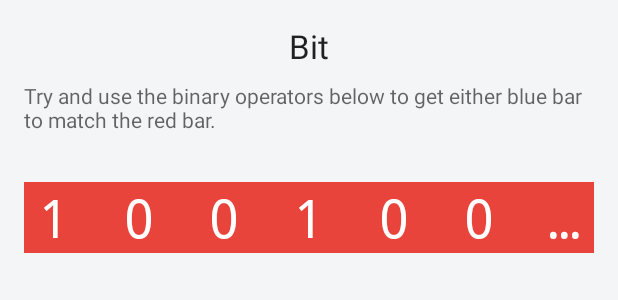
After one commit to jonathandeiven/Bit, an Android app: the layout activity_main.xml on its own in the app's theme, with its tools: preview values and no code run, on a phone screen of 412 x 824 dp. The commit adds this screen. Shown: the top 300 px of the screen. Run offline under Robolectric (Android 15) with nearby library versions, the phone set to English and light mode, and no system bars.

Commit message:
Got binary string generation working

```diff
--- a/app/build.gradle
+++ b/app/build.gradle
@@ -6,7 +6,7 @@ android {
 
     defaultConfig {
         applicationId "com.jonathandeiven.bit"
-        minSdkVersion 21
+        minSdkVersion 19
         targetSdkVersion 23
         versionCode 1
         versionName "1.0"
--- /dev/null
+++ b/app/src/main/res/layout/activity_main.xml
@@ -0,0 +1,48 @@
+<?xml version="1.0" encoding="utf-8"?>
+<RelativeLayout xmlns:android="http://schemas.android.com/apk/res/android"
+    xmlns:tools="http://schemas.android.com/tools"
+    android:layout_width="match_parent"
+    android:layout_height="match_parent"
+    android:paddingBottom="@dimen/activity_vertical_margin"
+    android:paddingLeft="@dimen/activity_horizontal_margin"
+    android:paddingRight="@dimen/activity_horizontal_margin"
+    android:paddingTop="@dimen/activity_vertical_margin"
+    tools:context="com.jonathandeiven.bit.MainActivity">
+
+    <TextView
+        android:layout_width="wrap_content"
+        android:layout_height="wrap_content"
+        android:id="@+id/definedBinary"
+        android:singleLine="true"
+        android:textColor="#fff"
+        android:textSize="35dp"
+        android:background="#e8443c"
+        android:text="1001001010"
+        android:gravity="center_vertical|center_horizontal"
+        android:fontFamily="monospace"
+        android:letterSpacing="1"
+        android:layout_marginTop="32dp"
+        android:layout_below="@+id/instructions"
+        android:layout_centerHorizontal="true" />
+
+    <TextView
+        android:layout_width="wrap_content"
+        android:layout_height="wrap_content"
+        android:textAppearance="?android:attr/textAppearanceMedium"
+        android:text="Try and use the binary operators below to get either blue bar to match the red bar."
+        android:id="@+id/instructions"
+        android:layout_marginTop="38dp"
+        android:textSize="14dp"
+        android:layout_alignParentTop="true"
+        android:layout_centerHorizontal="true" />
+
+    <TextView
+        android:layout_width="wrap_content"
+        android:layout_height="wrap_content"
+        android:textAppearance="?android:attr/textAppearanceLarge"
+        android:text="Bit"
+        android:id="@+id/textView"
+        android:layout_alignParentTop="true"
+        android:layout_centerHorizontal="true" />
+
+</RelativeLayout>
--- a/app/src/main/res/values/colors.xml
+++ b/app/src/main/res/values/colors.xml
@@ -1,6 +1,7 @@
 <?xml version="1.0" encoding="utf-8"?>
 <resources>
     <color name="colorPrimary">#3F51B5</color>
-    <color name="colorPrimaryDark">#303F9F</color>
+    <color name="colorPrimaryDark">#231f20</color>
     <color name="colorAccent">#FF4081</color>
+    <color name="background_material_light">#f3f5f7</color>
 </resources>
--- a/app/src/main/res/values/strings.xml
+++ b/app/src/main/res/values/strings.xml
@@ -1,3 +1,3 @@
 <resources>
-    <string name="app_name">My Application</string>
+    <string name="app_name">Bit</string>
 </resources>
--- a/app/src/main/res/values/styles.xml
+++ b/app/src/main/res/values/styles.xml
@@ -1,11 +1,13 @@
 <resources>
 
     <!-- Base application theme. -->
-    <style name="AppTheme" parent="Theme.AppCompat.Light.DarkActionBar">
+    <style name="AppTheme" parent="Theme.AppCompat.Light.NoActionBar">
         <!-- Customize your theme here. -->
         <item name="colorPrimary">@color/colorPrimary</item>
         <item name="colorPrimaryDark">@color/colorPrimaryDark</item>
         <item name="colorAccent">@color/colorAccent</item>
+        <item name="android:statusBarColor">@android:color/black</item>
+        <item name="android:colorBackground">@color/background_material_light</item>
     </style>
 
 </resources>
```
Also changed, not shown: app/src/main/AndroidManifest.xml (+4 -3 lines), app/src/main/java/com/jonathandeiven/bit/BinaryGrid.java (added, +25 -0 lines), app/src/main/java/com/jonathandeiven/bit/Boot.java (deleted, +0 -13 lines), app/src/main/java/com/jonathandeiven/bit/MainActivity.java (added, +21 -0 lines), app/src/main/res/layout/activity_boot.xml (deleted, +0 -16 lines).
